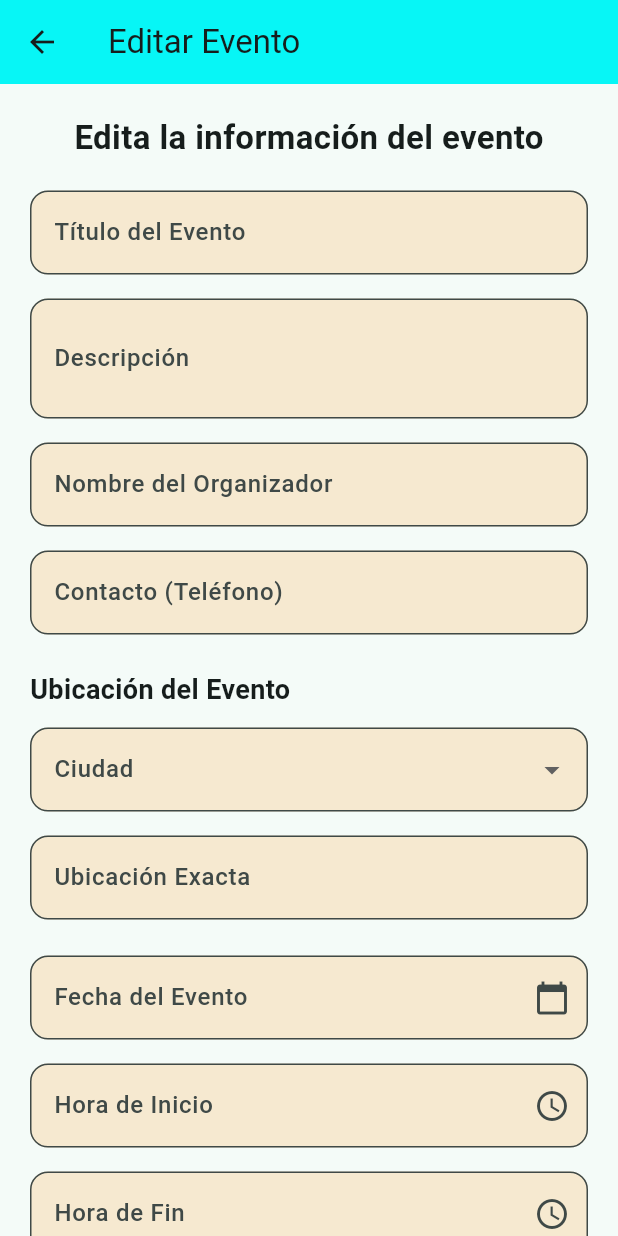
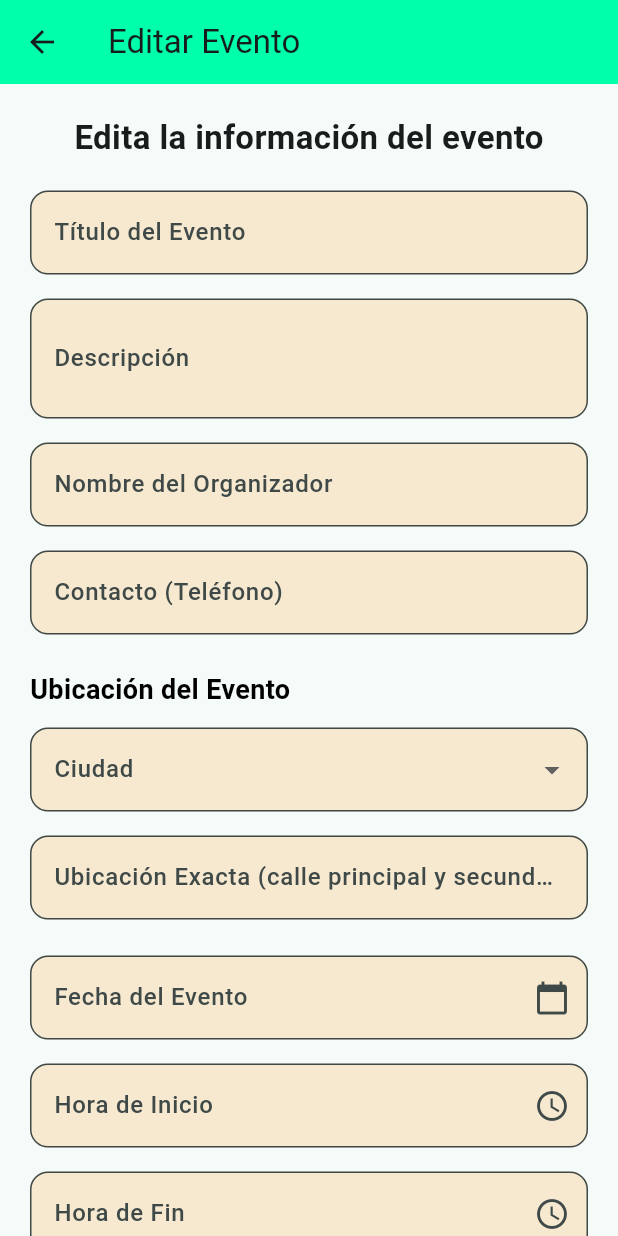
Before and after one commit to bryanjavier2005/bjmanobanda-pucetec-202512-2, a Flutter app: the EditarView screen opened directly with empty values, on a phone screen of 412 x 824 dp. Run offline on Flutter 3.47's test engine with Material 3 defaults, Android fonts, the phone set to English and light mode, and no system bars; our stand-ins replace cloud_firestore, firebase_core; accounts and stored records are empty.

Commit message:
avancesde mensajes

```diff
--- a/lib/views/editar_view.dart
+++ b/lib/views/editar_view.dart
@@ -94,7 +94,7 @@ class _EditarViewState extends State<EditarView> {
     return Scaffold(
       appBar: AppBar(
         title: const Text('Editar Evento'),
-        backgroundColor: const Color.fromARGB(255, 7, 246, 246),
+        backgroundColor: const Color.fromARGB(255, 0, 255, 170),
       ),
       body: SingleChildScrollView(
         padding: const EdgeInsets.all(20),
@@ -110,30 +110,57 @@ class _EditarViewState extends State<EditarView> {
                 ),
               ),
               const SizedBox(height: 20),
-              TextField(controller: tituloController, decoration: const InputDecoration(labelText: 'Título del Evento')),
+              TextField(
+                  controller: tituloController,
+                  decoration:
+                      const InputDecoration(labelText: 'Título del Evento')),
               const SizedBox(height: 16),
-              TextField(controller: descripcionController, decoration: const InputDecoration(labelText: 'Descripción'), maxLines: 2),
+              TextField(
+                  controller: descripcionController,
+                  decoration:
+                      const InputDecoration(labelText: 'Descripción'),
+                  maxLines: 2),
               const SizedBox(height: 16),
-              TextField(controller: organizadorController, decoration: const InputDecoration(labelText: 'Nombre del Organizador')),
+              TextField(
+                  controller: organizadorController,
+                  decoration: const InputDecoration(
+                      labelText: 'Nombre del Organizador')),
               const SizedBox(height: 16),
-              TextField(controller: contactoController, decoration: const InputDecoration(labelText: 'Contacto (Teléfono)'), keyboardType: TextInputType.phone),
+              TextField(
+                  controller: contactoController,
+                  decoration: const InputDecoration(
+                      labelText: 'Contacto (Teléfono)'),
+                  keyboardType: TextInputType.phone),
               const SizedBox(height: 24),
-              const Text('Ubicación del Evento', style: TextStyle(fontWeight: FontWeight.bold, fontSize: 18)),
+              const Text(
+                'Ubicación del Evento',
+                style: TextStyle(
+                    fontWeight: FontWeight.bold,
+                    fontSize: 18,
+                    color: Color.fromARGB(255, 0, 0, 0)),
+              ),
               const SizedBox(height: 12),
               DropdownButtonFormField<String>(
                 value: ciudadSeleccionada,
-                items: ciudades.map((ciudad) {
-                  return DropdownMenuItem(value: ciudad, child: Text(ciudad));
-                }).toList(),
+                decoration: const InputDecoration(labelText: 'Ciudad'),
+                items: ciudades
+                    .map((ciudad) => DropdownMenuItem(
+                          value: ciudad,
+                          child: Text(ciudad),
+                        ))
+                    .toList(),
                 onChanged: (value) {
                   setState(() {
                     ciudadSeleccionada = value;
                   });
                 },
-                decoration: const InputDecoration(labelText: 'Ciudad'),
               ),
               const SizedBox(height: 16),
-              TextField(controller: ubicacionExactaController, decoration: const InputDecoration(labelText: 'Ubicación Exacta')),
+              TextField(
+                  controller: ubicacionExactaController,
+                  decoration: const InputDecoration(
+                      labelText:
+                          'Ubicación Exacta (calle principal y secundaria/ o referencias)')),
               const SizedBox(height: 24),
               TextField(
                 controller: fechaController,
@@ -165,53 +192,65 @@ class _EditarViewState extends State<EditarView> {
                 onTap: () => _pickTime(inicio: false),
               ),
               const SizedBox(height: 30),
-              Row(
-                children: [
-                  Expanded(
+              SizedBox(
+                width: double.infinity,
                 child: ElevatedButton.icon(
                   icon: const Icon(Icons.save),
-                      label: const Text('Guardar Cambios'),
+                  label: const Text('Actualizar Evento'),
                   style: ElevatedButton.styleFrom(
                     padding: const EdgeInsets.symmetric(vertical: 16),
-                        backgroundColor: Colors.green,
-                        foregroundColor: Colors.white,
-                        shape: RoundedRectangleBorder(borderRadius: BorderRadius.circular(12)),
+                    backgroundColor: const Color.fromARGB(255, 0, 255, 68),
+                    foregroundColor:
+                        const Color.fromARGB(255, 20, 0, 241),
+                    shape: RoundedRectangleBorder(
+                        borderRadius: BorderRadius.circular(12)),
+                    textStyle: const TextStyle(
+                        fontSize: 16, fontWeight: FontWeight.bold),
                   ),
                   onPressed: () async {
+                    if (tituloController.text.isEmpty || descripcionController.text.isEmpty || organizadorController.text.isEmpty || contactoController.text.isEmpty ||
+                        ciudadSeleccionada == null || ubicacionExactaController.text.isEmpty || fechaController.text.isEmpty || horaInicioController.text.isEmpty ||
+                        horaFinController.text.isEmpty) {
+                      ScaffoldMessenger.of(context).showSnackBar(
+                        const SnackBar(
+                            content: Text(
+                                'Por favor completa todos los campos.'),
+                            backgroundColor: Colors.red),
+                      );
+                      return;
+                    }
+                    try {
                       await FirestoreService().actualizarEvento(
                         id: widget.id,
                         titulo: tituloController.text,
                         descripcion: descripcionController.text,
                         organizador: organizadorController.text,
                         contacto: contactoController.text,
-                          ciudad: ciudadSeleccionada ?? '',
+                        ciudad: ciudadSeleccionada!,
                         ubicacionExacta: ubicacionExactaController.text,
                         fecha: fechaController.text,
                         horaInicio: horaInicioController.text,
                         horaFin: horaFinController.text,
                       );
+
+                      ScaffoldMessenger.of(context).showSnackBar(
+                        SnackBar(
+                          content: Text('Evento "${tituloController.text}" actualizado exitosamente!.'),
+                          backgroundColor: Colors.green,
+                        ),
+                      );
+
                       Navigator.pop(context);
+                    } catch (e) {
+                      ScaffoldMessenger.of(context).showSnackBar(
+                        const SnackBar(
+                          content: Text('Error al actualizar el evento.'),
+                          backgroundColor: Colors.red,
+                        ),
+                      );
+                    }
                   },
                 ),
-                  ),
-                  const SizedBox(width: 10),
-                  Expanded(
-                    child: ElevatedButton.icon(
-                      icon: const Icon(Icons.delete),
-                      label: const Text('Eliminar'),
-                      style: ElevatedButton.styleFrom(
-                        padding: const EdgeInsets.symmetric(vertical: 16),
-                        backgroundColor: Colors.red,
-                        foregroundColor: Colors.white,
-                        shape: RoundedRectangleBorder(borderRadius: BorderRadius.circular(12)),
-                      ),
-                      onPressed: () async {
-                        await FirestoreService().eliminarEvento(widget.id);
-                        Navigator.pop(context);
-                      },
-                    ),
-                  ),
-                ],
               ),
             ],
           ),
```
Also changed, not shown: lib/views/crear_view.dart (+20 -12 lines). Lines whose indentation alone changed are shown as unchanged.
